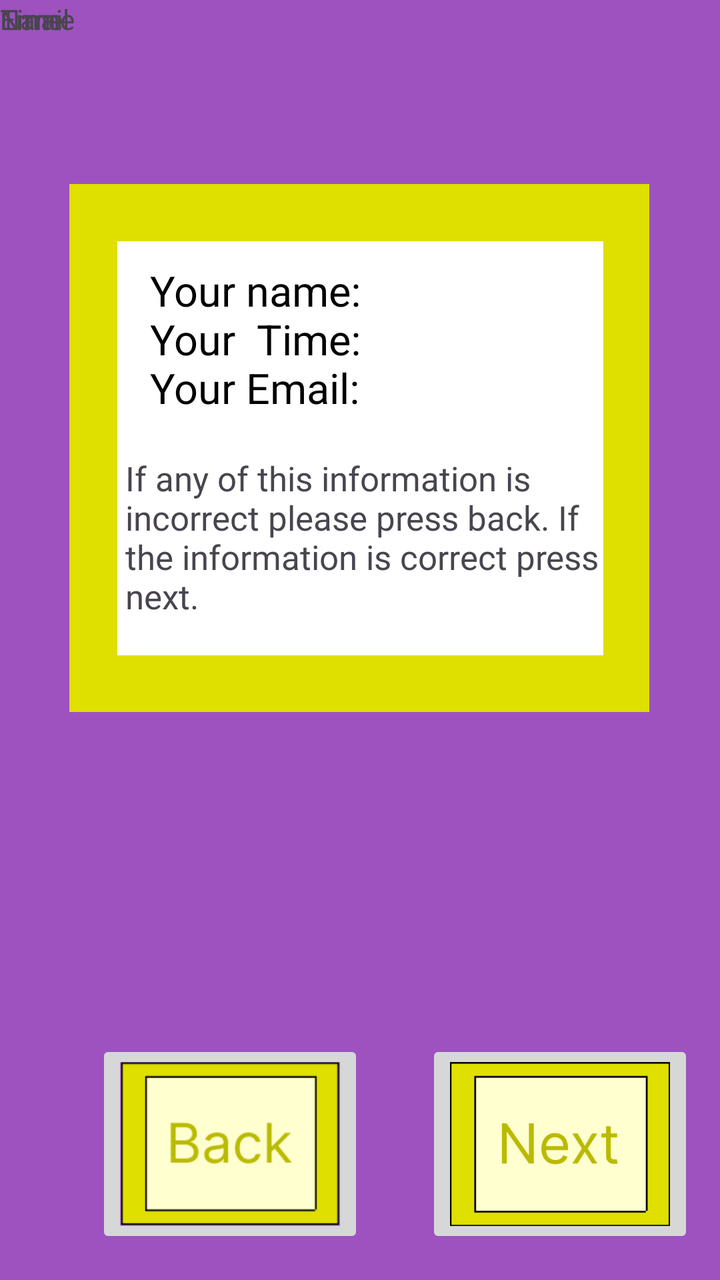
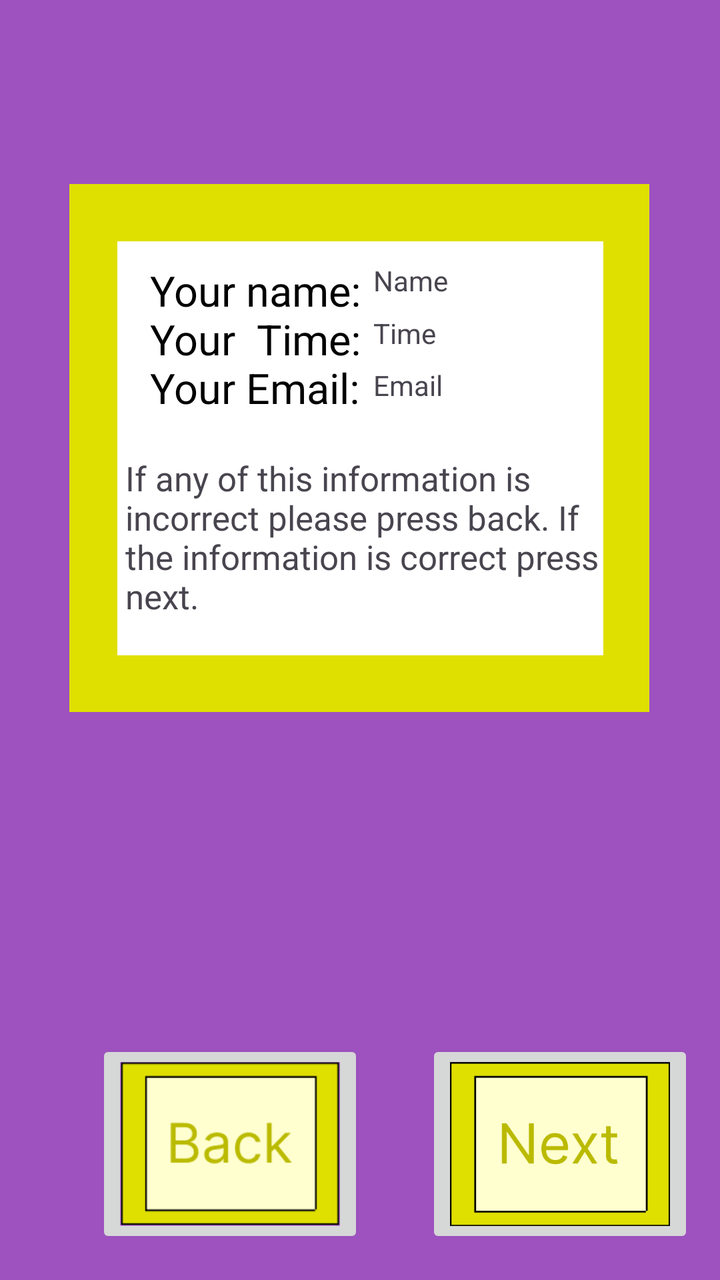

Compare the two renders of this Android layout. The source of the first and the diff that turns it into the second are given below.
<!-- AndroidManifest.xml: application theme Theme.Tiktikontheclock -->
<!-- res/layout/activity_main3.xml -->
<?xml version="1.0" encoding="utf-8"?>
<androidx.constraintlayout.widget.ConstraintLayout xmlns:android="http://schemas.android.com/apk/res/android"
    xmlns:app="http://schemas.android.com/apk/res-auto"
    xmlns:tools="http://schemas.android.com/tools"
    android:id="@+id/main"
    android:background="#9D52BF"
    android:layout_width="match_parent"
    android:layout_height="match_parent"
    tools:context=".MainActivity3">

    <ImageButton
        android:id="@+id/BackButtonP3"
        android:layout_width="134dp"
        android:layout_height="104dp"
        android:layout_marginStart="48dp"
        android:layout_marginBottom="16dp"
        android:scaleType="fitCenter"
        app:layout_constraintBottom_toBottomOf="parent"
        app:layout_constraintStart_toStartOf="parent"
        app:srcCompat="@drawable/schermafbeelding_2026_10_07_141405" />

    <ImageButton
        android:id="@+id/NextButtonP3"
        android:layout_width="134dp"
        android:layout_height="104dp"
        android:layout_marginBottom="16dp"
        android:scaleType="fitCenter"
        app:layout_constraintBottom_toBottomOf="parent"
        app:layout_constraintEnd_toEndOf="parent"
        app:layout_constraintHorizontal_bias="0.942"
        app:layout_constraintStart_toStartOf="parent"
        app:srcCompat="@drawable/schermafbeelding_2026_10_20_113520" />

    <View
        android:id="@+id/yelowboxp3"
        android:layout_width="290dp"
        android:layout_height="264dp"
        android:layout_marginTop="92dp"
        android:background="#DFDF00"
        app:layout_constraintEnd_toEndOf="parent"
        app:layout_constraintHorizontal_bias="0.495"
        app:layout_constraintStart_toStartOf="parent"
        app:layout_constraintTop_toTopOf="parent" />

    <View
        android:id="@+id/whiteboxp3"
        android:layout_width="243dp"
        android:layout_height="207dp"
        android:background="#FFFFFF"
        app:layout_constraintBottom_toBottomOf="@+id/yelowboxp3"
        app:layout_constraintEnd_toEndOf="@+id/yelowboxp3"
        app:layout_constraintHorizontal_bias="0.51"
        app:layout_constraintStart_toStartOf="@+id/yelowboxp3"
        app:layout_constraintTop_toTopOf="@+id/yelowboxp3" />

    <TextView
        android:id="@+id/Infop3"
        android:layout_width="110dp"
        android:layout_height="180dp"
        android:text="Your name: Your  Time:  Your Email:"
        android:textColor="#000000"
        android:textSize="21dp"
        app:layout_constraintBottom_toBottomOf="@+id/whiteboxp3"
        app:layout_constraintEnd_toEndOf="@+id/whiteboxp3"
        app:layout_constraintHorizontal_bias="0.124"
        app:layout_constraintStart_toStartOf="@+id/whiteboxp3"
        app:layout_constraintTop_toTopOf="@+id/whiteboxp3"
        app:layout_constraintVertical_bias="0.379" />

    <TextView
        android:id="@+id/Incorectp3"
        android:layout_width="239dp"
        android:layout_height="92dp"
        android:textSize="17dp"
        android:text="If any of this information is incorrect please press back. If the information is correct press next."
        app:layout_constraintBottom_toBottomOf="@+id/whiteboxp3"
        app:layout_constraintEnd_toEndOf="@+id/whiteboxp3"
        app:layout_constraintHorizontal_bias="1.0"
        app:layout_constraintStart_toStartOf="@+id/whiteboxp3"
        app:layout_constraintTop_toTopOf="@+id/whiteboxp3"
        app:layout_constraintVertical_bias="0.93" />

    <TextView
        android:id="@+id/NameInBoxp3"
        android:layout_width="111dp"
        android:layout_height="26dp"
        android:textSize="14dp"
        android:text="Name"
        tools:layout_editor_absoluteX="211dp"
        tools:layout_editor_absoluteY="136dp" />

    <TextView
        android:id="@+id/TimeInBoxp3"
        android:layout_width="111dp"
        android:layout_height="26dp"
        android:text="Time"
        android:textSize="14dp"
        tools:layout_editor_absoluteX="211dp"
        tools:layout_editor_absoluteY="162dp" />

    <TextView
        android:id="@+id/EmailInBoxp3"
        android:layout_width="111dp"
        android:layout_height="26dp"
        android:text="Email"
        android:textSize="14dp"
        tools:layout_editor_absoluteX="211dp"
        tools:layout_editor_absoluteY="188dp" />

</androidx.constraintlayout.widget.ConstraintLayout>
<!-- resources referenced by this layout -->
<resources>
  <!-- drawable schermafbeelding_2026_10_07_141405: png bitmap (drawable, 3193 bytes) -->
  <!-- drawable schermafbeelding_2026_10_20_113520: png bitmap (drawable, 5453 bytes) -->
  <style name="Theme.Tiktikontheclock" parent="Base.Theme.Tiktikontheclock" />
  <style name="Base.Theme.Tiktikontheclock" parent="Theme.Material3.DayNight.NoActionBar">
          
          
      </style>
</resources>

<!-- the commit's change to res/layout/activity_main3.xml (unified diff, before → after) -->
@@ -84,10 +84,15 @@
         android:id="@+id/NameInBoxp3"
         android:layout_width="111dp"
         android:layout_height="26dp"
+        android:layout_marginEnd="4dp"
+        android:text="Name"
         android:textSize="14dp"
-        android:text="Name"
-        tools:layout_editor_absoluteX="211dp"
-        tools:layout_editor_absoluteY="136dp" />
+        app:layout_constraintBottom_toBottomOf="@+id/whiteboxp3"
+        app:layout_constraintEnd_toEndOf="@+id/whiteboxp3"
+        app:layout_constraintHorizontal_bias="1.0"
+        app:layout_constraintStart_toStartOf="@+id/yelowboxp3"
+        app:layout_constraintTop_toTopOf="@+id/whiteboxp3"
+        app:layout_constraintVertical_bias="0.055" />
 
     <TextView
         android:id="@+id/TimeInBoxp3"
@@ -95,16 +100,24 @@
         android:layout_height="26dp"
         android:text="Time"
         android:textSize="14dp"
-        tools:layout_editor_absoluteX="211dp"
-        tools:layout_editor_absoluteY="162dp" />
+        app:layout_constraintBottom_toBottomOf="@+id/yelowboxp3"
+        app:layout_constraintEnd_toEndOf="@+id/yelowboxp3"
+        app:layout_constraintHorizontal_bias="0.849"
+        app:layout_constraintStart_toStartOf="@+id/yelowboxp3"
+        app:layout_constraintTop_toTopOf="@+id/yelowboxp3"
+        app:layout_constraintVertical_bias="0.273" />
 
     <TextView
         android:id="@+id/EmailInBoxp3"
-        android:layout_width="111dp"
-        android:layout_height="26dp"
+        android:layout_width="109dp"
+        android:layout_height="39dp"
         android:text="Email"
         android:textSize="14dp"
-        tools:layout_editor_absoluteX="211dp"
-        tools:layout_editor_absoluteY="188dp" />
+        app:layout_constraintBottom_toBottomOf="@+id/yelowboxp3"
+        app:layout_constraintEnd_toEndOf="@+id/yelowboxp3"
+        app:layout_constraintHorizontal_bias="0.839"
+        app:layout_constraintStart_toStartOf="@+id/yelowboxp3"
+        app:layout_constraintTop_toTopOf="@+id/yelowboxp3"
+        app:layout_constraintVertical_bias="0.404" />
 
 </androidx.constraintlayout.widget.ConstraintLayout>
